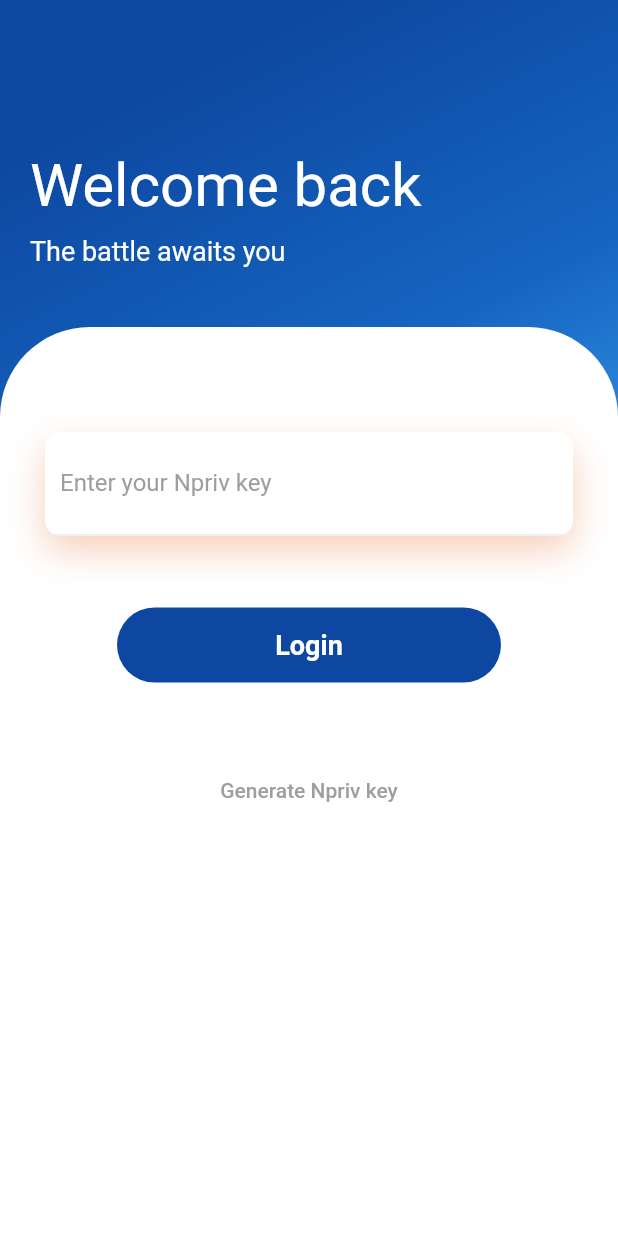
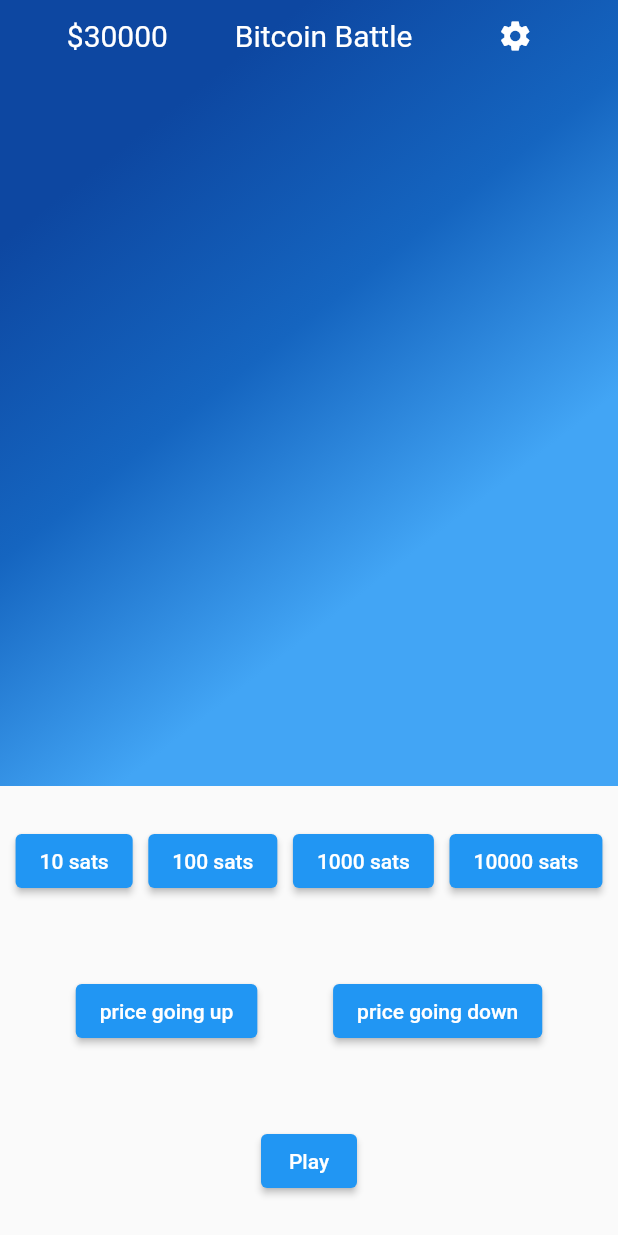
Before and after one commit to JoaoLobo94/option-wars, a Flutter app: the screen it shows after launch, on a phone screen of 412 x 824 dp. Run offline on Flutter 3.47's test engine with Material 2 defaults, Android fonts, the phone set to English and light mode, and no system bars.

Commit message:
Basic setup for game

```diff
--- a/lib/main.dart
+++ b/lib/main.dart
@@ -13,7 +13,7 @@ class MainApp extends StatelessWidget {
   @override
   Widget build(BuildContext context) {
     return MaterialApp(
-      home: const Login(),
+      home: const OptionGame(),
           routes:{
               "/option_game":(context) => const OptionGame(),
               "/lightening_setup":(context) => const LighteningSetup(),
--- /dev/null
+++ b/lib/pages/games/components/game_top_bar.dart
@@ -0,0 +1,41 @@
+import 'package:flutter/material.dart';
+
+class GameTopBar extends StatelessWidget {
+  const GameTopBar({
+    super.key,
+  });
+
+  @override
+  Widget build(BuildContext context) {
+    return SafeArea(
+      child: Column(
+        mainAxisAlignment: MainAxisAlignment.start,
+        crossAxisAlignment: CrossAxisAlignment.start,
+        children: [
+
+          Row(
+            mainAxisAlignment: MainAxisAlignment.spaceEvenly,
+            children: [
+              const Text(
+                "\$30000",
+                style: TextStyle(color: Colors.white, fontSize: 20),
+              ),
+              const Text(
+                "Bitcoin Battle",
+                style: TextStyle(color: Colors.white, fontSize: 20),
+              ),
+              IconButton(
+                icon: const Icon(Icons.settings),
+                color: Colors.white,
+                onPressed: () {
+                  // need to check if the user already exists or not. Show lightning setup conditionally
+                  Navigator.pushNamed(context, '/option_game');
+                },
+              ),
+            ],
+          ),
+        ],
+      ),
+    );
+  }
+}
--- a/lib/pages/games/option_game.dart
+++ b/lib/pages/games/option_game.dart
@@ -1,10 +1,90 @@
 import 'package:flutter/material.dart';
+import 'components/game_top_bar.dart';
 
 class OptionGame extends StatelessWidget {
-  const OptionGame({super.key});
+  const OptionGame({Key? key}) : super(key: key);
 
   @override
   Widget build(BuildContext context) {
-    return Scaffold();
+    return Scaffold(
+      body: Column(
+        children: [
+          Expanded(
+            child: Container(
+              width: double.infinity,
+              decoration: BoxDecoration(
+                gradient: LinearGradient(
+                  begin: Alignment.topCenter,
+                  colors: [Colors.blue[900]!, Colors.blue[800]!, Colors.blue[400]!],
+                ),
+              ),
+              child: GameTopBar(),
+            ),
+          ),
+          Container(
+            width: double.infinity,
+            height: 100,
+            child: Row(
+              mainAxisAlignment: MainAxisAlignment.spaceEvenly,
+              children: [
+                ElevatedButton(
+                  onPressed: () {
+                  },
+                  child: const Text("10 sats"),
+                ),
+                ElevatedButton(
+                  onPressed: () {
+                  },
+                  child: const Text("100 sats"),
+                ),
+                ElevatedButton(
+                  onPressed: () {
+                  },
+                  child: const Text("1000 sats"),
+                ),
+                ElevatedButton(
+                  onPressed: () {
+                  },
+                  child: const Text("10000 sats"),
+                ),
+              ],
+            ),
+          ),
+          Container(
+            width: double.infinity,
+            height: 100,
+            child: Row(
+              mainAxisAlignment: MainAxisAlignment.spaceEvenly,
+              children: [
+                ElevatedButton(
+                  onPressed: () {
+                  },
+                  child: const Text("price going up"),
+                ),
+                ElevatedButton(
+                  onPressed: () {
+                  },
+                  child: const Text("price going down"),
+                ),
+              ],
+            ),
+          ),
+          Container(
+            width: double.infinity,
+            height: 100,
+            child: Row(
+              mainAxisAlignment: MainAxisAlignment.center,
+              children: [
+                ElevatedButton(
+                  onPressed: () {
+                  },
+                  child: const Text("Play"),
+                ),
+              ],
+            ),
+          ),
+        ],
+      ),
+    );
   }
 }
--- a/pubspec.yaml
+++ b/pubspec.yaml
@@ -11,6 +11,7 @@ dependencies:
     sdk: flutter
   flutter_telegram_web_app: ^0.0.1
   simple_animations: ^5.0.2
+  webview_flutter: ^4.4.1
 
 dev_dependencies:
   flutter_test:
```
Also changed, not shown: pubspec.lock.
